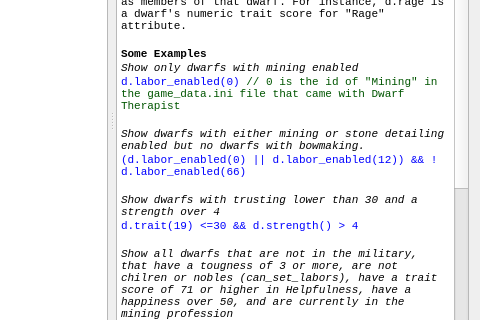
Old version of the form ui/scriptdialog.ui in the repository Dwarf-Therapist/Dwarf-Therapist; both pictures show x 257 to 737 and y 164 to 484 of the 737 by 596 pixel window.
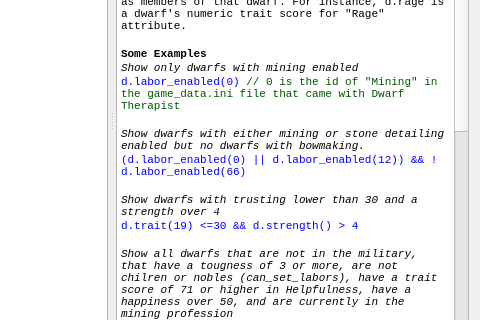
New version of the form. Icons and pictures are not drawn.

Patch:
```diff
--- a/ui/scriptdialog.ui
+++ b/ui/scriptdialog.ui
@@ -53,11 +53,11 @@
 &lt;p style=&quot; margin-top:0px; margin-bottom:0px; margin-left:0px; margin-right:0px; -qt-block-indent:0; text-indent:0px;&quot;&gt;&lt;span style=&quot; font-family:'MS Shell Dlg 2'; font-size:12pt; font-weight:600;&quot;&gt;Filter Scripts&lt;/span&gt;&lt;/p&gt;
 &lt;p style=&quot; margin-top:0px; margin-bottom:0px; margin-left:0px; margin-right:0px; -qt-block-indent:0; text-indent:0px;&quot;&gt;&lt;span style=&quot; font-family:'MS Shell Dlg 2'; font-size:8pt;&quot;&gt;This editor allows the creation of simple scripts for the filtering of dwarfs in the main list. By creating Javascript-like statements, you can tell Dwarf Therapist which dwarfs should be shown.&lt;/span&gt;&lt;/p&gt;
 &lt;p style=&quot;-qt-paragraph-type:empty; margin-top:0px; margin-bottom:0px; margin-left:0px; margin-right:0px; -qt-block-indent:0; text-indent:0px; font-family:'MS Shell Dlg 2'; font-size:8pt;&quot;&gt;&lt;/p&gt;
-&lt;p style=&quot; margin-top:0px; margin-bottom:0px; margin-left:0px; margin-right:0px; -qt-block-indent:0; text-indent:0px;&quot;&gt;&lt;span style=&quot; font-family:'MS Shell Dlg 2'; font-size:8pt;&quot;&gt;The engine handles looping for you. All you need to provide is the boolean tests a dwarf must pass to be displayed. Each dwarf object is provided to the script as the variable &quot;d&quot;. Different skills, labors, attributes, traits etc... can be accessed as members of that dwarf. For instance, d.rage is a dwarf's numeric trait score for &quot;Rage&quot; attribute.&lt;/span&gt;&lt;/p&gt;
+&lt;p style=&quot; margin-top:0px; margin-bottom:0px; margin-left:0px; margin-right:0px; -qt-block-indent:0; text-indent:0px;&quot;&gt;&lt;span style=&quot; font-family:'MS Shell Dlg 2'; font-size:8pt;&quot;&gt;The engine handles looping for you. All you need to provide is the boolean tests a dwarf must pass to be displayed. Each dwarf object is provided to the script as the variable &amp;quot;d&amp;quot;. Different skills, labors, attributes, traits etc... can be accessed as members of that dwarf. For instance, d.rage is a dwarf's numeric trait score for &amp;quot;Rage&amp;quot; attribute.&lt;/span&gt;&lt;/p&gt;
 &lt;p style=&quot;-qt-paragraph-type:empty; margin-top:0px; margin-bottom:0px; margin-left:0px; margin-right:0px; -qt-block-indent:0; text-indent:0px; font-family:'MS Shell Dlg 2'; font-size:8pt;&quot;&gt;&lt;/p&gt;
 &lt;p style=&quot; margin-top:0px; margin-bottom:0px; margin-left:0px; margin-right:0px; -qt-block-indent:0; text-indent:0px;&quot;&gt;&lt;span style=&quot; font-family:'MS Shell Dlg 2'; font-size:8pt; font-weight:600;&quot;&gt;Some Examples&lt;/span&gt;&lt;/p&gt;
 &lt;p style=&quot; margin-top:0px; margin-bottom:0px; margin-left:0px; margin-right:0px; -qt-block-indent:0; text-indent:0px;&quot;&gt;&lt;span style=&quot; font-family:'MS Shell Dlg 2'; font-size:8pt; font-style:italic;&quot;&gt;Show only dwarfs with mining enabled&lt;/span&gt;&lt;/p&gt;
-&lt;p style=&quot; margin-top:0px; margin-bottom:0px; margin-left:0px; margin-right:0px; -qt-block-indent:0; text-indent:0px;&quot;&gt;&lt;span style=&quot; font-family:'Courier New,courier'; font-size:8pt; color:#0000ff;&quot;&gt;d.labor_enabled(0) &lt;/span&gt;&lt;span style=&quot; font-family:'MS Shell Dlg 2'; font-size:8pt; color:#005500;&quot;&gt;// 0 is the id of &quot;Mining&quot; in the game_data.ini file that came with Dwarf Therapist&lt;/span&gt;&lt;/p&gt;
+&lt;p style=&quot; margin-top:0px; margin-bottom:0px; margin-left:0px; margin-right:0px; -qt-block-indent:0; text-indent:0px;&quot;&gt;&lt;span style=&quot; font-family:'Courier New,courier'; font-size:8pt; color:#0000ff;&quot;&gt;d.labor_enabled(0) &lt;/span&gt;&lt;span style=&quot; font-family:'MS Shell Dlg 2'; font-size:8pt; color:#005500;&quot;&gt;// 0 is the id of &amp;quot;Mining&amp;quot; in the game_data.ini file that came with Dwarf Therapist&lt;/span&gt;&lt;/p&gt;
 &lt;p style=&quot;-qt-paragraph-type:empty; margin-top:0px; margin-bottom:0px; margin-left:0px; margin-right:0px; -qt-block-indent:0; text-indent:0px; font-family:'MS Shell Dlg 2'; font-size:8pt;&quot;&gt;&lt;/p&gt;
 &lt;p style=&quot; margin-top:0px; margin-bottom:0px; margin-left:0px; margin-right:0px; -qt-block-indent:0; text-indent:0px;&quot;&gt;&lt;span style=&quot; font-family:'MS Shell Dlg 2'; font-size:8pt; font-style:italic;&quot;&gt;Show dwarfs with either mining or stone detailing enabled but no dwarfs with bowmaking.&lt;/span&gt;&lt;/p&gt;
 &lt;p style=&quot; margin-top:0px; margin-bottom:0px; margin-left:0px; margin-right:0px; -qt-block-indent:0; text-indent:0px;&quot;&gt;&lt;span style=&quot; font-family:'Courier New,courier'; font-size:8pt; color:#0000ff;&quot;&gt;(d.labor_enabled(0) || d.labor_enabled(12)) &amp;amp;&amp;amp; !d.labor_enabled(66)&lt;/span&gt;&lt;/p&gt;
@@ -69,24 +69,45 @@
 &lt;p style=&quot; margin-top:0px; margin-bottom:0px; margin-left:0px; margin-right:0px; -qt-block-indent:0; text-indent:0px;&quot;&gt;&lt;span style=&quot; font-family:'Courier New,courier'; font-size:8pt; color:#0000ff;&quot;&gt;!d.active_military() &amp;amp;&amp;amp; d.toughness() &amp;gt; 2 &amp;amp;&amp;amp;&lt;br /&gt;d.can_set_labors() &amp;amp;&amp;amp;&lt;br /&gt;d.trait(21) &amp;gt; 70 &amp;amp;&amp;amp;&lt;br /&gt;d.get_raw_happiness() &amp;gt; 50 &amp;amp;&amp;amp;&lt;br /&gt;d.raw_profession() == 0&lt;/span&gt;&lt;/p&gt;
 &lt;p style=&quot;-qt-paragraph-type:empty; margin-top:0px; margin-bottom:0px; margin-left:0px; margin-right:0px; -qt-block-indent:0; text-indent:0px; font-size:8pt;&quot;&gt;&lt;/p&gt;
 &lt;p style=&quot; margin-top:0px; margin-bottom:0px; margin-left:0px; margin-right:0px; -qt-block-indent:0; text-indent:0px;&quot;&gt;&lt;span style=&quot; font-family:'MS Shell Dlg 2'; font-size:8pt; font-weight:600;&quot;&gt;Dwarf Methods&lt;/span&gt;&lt;/p&gt;
-&lt;p style=&quot; margin-top:0px; margin-bottom:0px; margin-left:0px; margin-right:0px; -qt-block-indent:0; text-indent:0px;&quot;&gt;&lt;span style=&quot; font-family:'MS Shell Dlg 2'; font-size:8pt; font-style:italic;&quot;&gt;The following methods can be called on the &quot;d&quot; object to get more information about a dwarf.&lt;/span&gt;&lt;/p&gt;
+&lt;p style=&quot; margin-top:0px; margin-bottom:0px; margin-left:0px; margin-right:0px; -qt-block-indent:0; text-indent:0px;&quot;&gt;&lt;span style=&quot; font-family:'MS Shell Dlg 2'; font-size:8pt; font-style:italic;&quot;&gt;The following methods can be called on the &amp;quot;d&amp;quot; object to get more information about a dwarf.&lt;/span&gt;&lt;/p&gt;
 &lt;p style=&quot; margin-top:0px; margin-bottom:0px; margin-left:0px; margin-right:0px; -qt-block-indent:0; text-indent:0px;&quot;&gt;&lt;span style=&quot; font-family:'MS Shell Dlg 2'; font-size:8pt; color:#aa0000;&quot;&gt;bool&lt;/span&gt;&lt;span style=&quot; font-family:'MS Shell Dlg 2'; font-size:8pt;&quot;&gt; &lt;/span&gt;&lt;span style=&quot; font-family:'MS Shell Dlg 2'; font-size:8pt; font-weight:600;&quot;&gt;is_male&lt;/span&gt;&lt;span style=&quot; font-family:'MS Shell Dlg 2'; font-size:8pt;&quot;&gt;()&lt;/span&gt;&lt;/p&gt;
 &lt;p style=&quot; margin-top:0px; margin-bottom:0px; margin-left:0px; margin-right:0px; -qt-block-indent:0; text-indent:0px;&quot;&gt;&lt;span style=&quot; font-family:'MS Shell Dlg 2'; font-size:8pt; color:#aa0000;&quot;&gt;string&lt;/span&gt;&lt;span style=&quot; font-family:'MS Shell Dlg 2'; font-size:8pt;&quot;&gt; &lt;/span&gt;&lt;span style=&quot; font-family:'MS Shell Dlg 2'; font-size:8pt; font-weight:600;&quot;&gt;profession&lt;/span&gt;&lt;span style=&quot; font-family:'MS Shell Dlg 2'; font-size:8pt;&quot;&gt;()&lt;/span&gt;&lt;/p&gt;
 &lt;p style=&quot; margin-top:0px; margin-bottom:0px; margin-left:0px; margin-right:0px; -qt-block-indent:0; text-indent:0px;&quot;&gt;&lt;span style=&quot; font-family:'MS Shell Dlg 2'; font-size:8pt; color:#aa0000;&quot;&gt;int&lt;/span&gt;&lt;span style=&quot; font-family:'MS Shell Dlg 2'; font-size:8pt;&quot;&gt; &lt;/span&gt;&lt;span style=&quot; font-family:'MS Shell Dlg 2'; font-size:8pt; font-weight:600;&quot;&gt;raw_profession&lt;/span&gt;&lt;span style=&quot; font-family:'MS Shell Dlg 2'; font-size:8pt;&quot;&gt;()&lt;/span&gt;&lt;/p&gt;
 &lt;p style=&quot; margin-top:0px; margin-bottom:0px; margin-left:0px; margin-right:0px; -qt-block-indent:0; text-indent:0px;&quot;&gt;&lt;span style=&quot; font-family:'MS Shell Dlg 2'; font-size:8pt; color:#aa0000;&quot;&gt;string&lt;/span&gt;&lt;span style=&quot; font-family:'MS Shell Dlg 2'; font-size:8pt;&quot;&gt; &lt;/span&gt;&lt;span style=&quot; font-family:'MS Shell Dlg 2'; font-size:8pt; font-weight:600;&quot;&gt;custom_profession_name&lt;/span&gt;&lt;span style=&quot; font-family:'MS Shell Dlg 2'; font-size:8pt;&quot;&gt;()&lt;/span&gt;&lt;/p&gt;
 &lt;p style=&quot; margin-top:0px; margin-bottom:0px; margin-left:0px; margin-right:0px; -qt-block-indent:0; text-indent:0px;&quot;&gt;&lt;span style=&quot; font-family:'MS Shell Dlg 2'; font-size:8pt; color:#aa0000;&quot;&gt;string&lt;/span&gt;&lt;span style=&quot; font-family:'MS Shell Dlg 2'; font-size:8pt;&quot;&gt; &lt;/span&gt;&lt;span style=&quot; font-family:'MS Shell Dlg 2'; font-size:8pt; font-weight:600;&quot;&gt;nice_name&lt;/span&gt;&lt;span style=&quot; font-family:'MS Shell Dlg 2'; font-size:8pt;&quot;&gt;()&lt;/span&gt;&lt;/p&gt;
 &lt;p style=&quot; margin-top:0px; margin-bottom:0px; margin-left:0px; margin-right:0px; -qt-block-indent:0; text-indent:0px;&quot;&gt;&lt;span style=&quot; font-family:'MS Shell Dlg 2'; font-size:8pt; color:#aa0000;&quot;&gt;int &lt;/span&gt;&lt;span style=&quot; font-family:'MS Shell Dlg 2'; font-size:8pt; font-weight:600;&quot;&gt;get_raw_happiness&lt;/span&gt;&lt;span style=&quot; font-family:'MS Shell Dlg 2'; font-size:8pt;&quot;&gt;()&lt;/span&gt;&lt;/p&gt;
+&lt;p style=&quot;-qt-paragraph-type:empty; margin-top:0px; margin-bottom:0px; margin-left:0px; margin-right:0px; -qt-block-indent:0; text-indent:0px; font-family:'MS Shell Dlg 2'; font-size:8pt;&quot;&gt;&lt;/p&gt;
+&lt;p style=&quot; margin-top:0px; margin-bottom:0px; margin-left:0px; margin-right:0px; -qt-block-indent:0; text-indent:0px;&quot;&gt;&lt;span style=&quot; font-family:'MS Shell Dlg 2'; font-size:8pt; color:#aa0000;&quot;&gt;int&lt;/span&gt;&lt;span style=&quot; font-family:'MS Shell Dlg 2'; font-size:8pt;&quot;&gt; &lt;/span&gt;&lt;span style=&quot; font-family:'MS Shell Dlg 2'; font-size:8pt; font-weight:600;&quot;&gt;attribute&lt;/span&gt;&lt;span style=&quot; font-family:'MS Shell Dlg 2'; font-size:8pt;&quot;&gt;(&lt;/span&gt;&lt;span style=&quot; font-family:'MS Shell Dlg 2'; font-size:8pt; color:#aa0000;&quot;&gt;int&lt;/span&gt;&lt;span style=&quot; font-family:'MS Shell Dlg 2'; font-size:8pt;&quot;&gt; &lt;/span&gt;&lt;span style=&quot; font-family:'MS Shell Dlg 2'; font-size:8pt; color:#0000ff;&quot;&gt;attribute_id&lt;/span&gt;&lt;span style=&quot; font-family:'MS Shell Dlg 2'; font-size:8pt;&quot;&gt;)&lt;/span&gt;&lt;/p&gt;
+&lt;p style=&quot;-qt-paragraph-type:empty; margin-top:0px; margin-bottom:0px; margin-left:0px; margin-right:0px; -qt-block-indent:0; text-indent:0px; font-family:'MS Shell Dlg 2'; font-size:8pt;&quot;&gt;&lt;/p&gt;
 &lt;p style=&quot; margin-top:0px; margin-bottom:0px; margin-left:0px; margin-right:0px; -qt-block-indent:0; text-indent:0px;&quot;&gt;&lt;span style=&quot; font-family:'MS Shell Dlg 2'; font-size:8pt; color:#aa0000;&quot;&gt;int&lt;/span&gt;&lt;span style=&quot; font-family:'MS Shell Dlg 2'; font-size:8pt;&quot;&gt; &lt;/span&gt;&lt;span style=&quot; font-family:'MS Shell Dlg 2'; font-size:8pt; font-weight:600;&quot;&gt;strength&lt;/span&gt;&lt;span style=&quot; font-family:'MS Shell Dlg 2'; font-size:8pt;&quot;&gt;()&lt;/span&gt;&lt;/p&gt;
 &lt;p style=&quot; margin-top:0px; margin-bottom:0px; margin-left:0px; margin-right:0px; -qt-block-indent:0; text-indent:0px;&quot;&gt;&lt;span style=&quot; font-family:'MS Shell Dlg 2'; font-size:8pt; color:#aa0000;&quot;&gt;int&lt;/span&gt;&lt;span style=&quot; font-family:'MS Shell Dlg 2'; font-size:8pt;&quot;&gt; &lt;/span&gt;&lt;span style=&quot; font-family:'MS Shell Dlg 2'; font-size:8pt; font-weight:600;&quot;&gt;agility&lt;/span&gt;&lt;span style=&quot; font-family:'MS Shell Dlg 2'; font-size:8pt;&quot;&gt;()&lt;/span&gt;&lt;/p&gt;
 &lt;p style=&quot; margin-top:0px; margin-bottom:0px; margin-left:0px; margin-right:0px; -qt-block-indent:0; text-indent:0px;&quot;&gt;&lt;span style=&quot; font-family:'MS Shell Dlg 2'; font-size:8pt; color:#aa0000;&quot;&gt;int&lt;/span&gt;&lt;span style=&quot; font-family:'MS Shell Dlg 2'; font-size:8pt;&quot;&gt; &lt;/span&gt;&lt;span style=&quot; font-family:'MS Shell Dlg 2'; font-size:8pt; font-weight:600;&quot;&gt;toughness&lt;/span&gt;&lt;span style=&quot; font-family:'MS Shell Dlg 2'; font-size:8pt;&quot;&gt;()&lt;/span&gt;&lt;/p&gt;
 &lt;p style=&quot; margin-top:0px; margin-bottom:0px; margin-left:0px; margin-right:0px; -qt-block-indent:0; text-indent:0px;&quot;&gt;&lt;span style=&quot; font-family:'MS Shell Dlg 2'; font-size:8pt; color:#aa0000;&quot;&gt;int&lt;/span&gt;&lt;span style=&quot; font-family:'MS Shell Dlg 2'; font-size:8pt;&quot;&gt; &lt;/span&gt;&lt;span style=&quot; font-family:'MS Shell Dlg 2'; font-size:8pt; font-weight:600;&quot;&gt;endurance&lt;/span&gt;&lt;span style=&quot; font-family:'MS Shell Dlg 2'; font-size:8pt;&quot;&gt;()&lt;/span&gt;&lt;/p&gt;
 &lt;p style=&quot; margin-top:0px; margin-bottom:0px; margin-left:0px; margin-right:0px; -qt-block-indent:0; text-indent:0px;&quot;&gt;&lt;span style=&quot; font-family:'MS Shell Dlg 2'; font-size:8pt; color:#aa0000;&quot;&gt;int&lt;/span&gt;&lt;span style=&quot; font-family:'MS Shell Dlg 2'; font-size:8pt;&quot;&gt; &lt;/span&gt;&lt;span style=&quot; font-family:'MS Shell Dlg 2'; font-size:8pt; font-weight:600;&quot;&gt;recuperation&lt;/span&gt;&lt;span style=&quot; font-family:'MS Shell Dlg 2'; font-size:8pt;&quot;&gt;()&lt;/span&gt;&lt;/p&gt;
 &lt;p style=&quot; margin-top:0px; margin-bottom:0px; margin-left:0px; margin-right:0px; -qt-block-indent:0; text-indent:0px;&quot;&gt;&lt;span style=&quot; font-family:'MS Shell Dlg 2'; font-size:8pt; color:#aa0000;&quot;&gt;int&lt;/span&gt;&lt;span style=&quot; font-family:'MS Shell Dlg 2'; font-size:8pt;&quot;&gt; &lt;/span&gt;&lt;span style=&quot; font-family:'MS Shell Dlg 2'; font-size:8pt; font-weight:600;&quot;&gt;disease_resistance&lt;/span&gt;&lt;span style=&quot; font-family:'MS Shell Dlg 2'; font-size:8pt;&quot;&gt;()&lt;/span&gt;&lt;/p&gt;
+&lt;p style=&quot; margin-top:0px; margin-bottom:0px; margin-left:0px; margin-right:0px; -qt-block-indent:0; text-indent:0px;&quot;&gt;&lt;span style=&quot; font-family:'MS Shell Dlg 2'; font-size:8pt; color:#aa0000;&quot;&gt;int&lt;/span&gt;&lt;span style=&quot; font-family:'MS Shell Dlg 2'; font-size:8pt;&quot;&gt; &lt;/span&gt;&lt;span style=&quot; font-family:'MS Shell Dlg 2'; font-size:8pt; font-weight:600;&quot;&gt;analytical_ability()&lt;/span&gt;&lt;/p&gt;
+&lt;p style=&quot; margin-top:0px; margin-bottom:0px; margin-left:0px; margin-right:0px; -qt-block-indent:0; text-indent:0px;&quot;&gt;&lt;span style=&quot; font-family:'MS Shell Dlg 2'; font-size:8pt; color:#aa0000;&quot;&gt;int&lt;/span&gt;&lt;span style=&quot; font-family:'MS Shell Dlg 2'; font-size:8pt;&quot;&gt; &lt;/span&gt;&lt;span style=&quot; font-family:'MS Shell Dlg 2'; font-size:8pt; font-weight:600;&quot;&gt;focus&lt;/span&gt;&lt;span style=&quot; font-family:'MS Shell Dlg 2'; font-size:8pt;&quot;&gt;()&lt;/span&gt;&lt;/p&gt;
+&lt;p style=&quot; margin-top:0px; margin-bottom:0px; margin-left:0px; margin-right:0px; -qt-block-indent:0; text-indent:0px;&quot;&gt;&lt;span style=&quot; font-family:'MS Shell Dlg 2'; font-size:8pt; color:#aa0000;&quot;&gt;int&lt;/span&gt;&lt;span style=&quot; font-family:'MS Shell Dlg 2'; font-size:8pt;&quot;&gt; &lt;/span&gt;&lt;span style=&quot; font-family:'MS Shell Dlg 2'; font-size:8pt; font-weight:600;&quot;&gt;willpower&lt;/span&gt;&lt;span style=&quot; font-family:'MS Shell Dlg 2'; font-size:8pt;&quot;&gt;()&lt;/span&gt;&lt;/p&gt;
+&lt;p style=&quot; margin-top:0px; margin-bottom:0px; margin-left:0px; margin-right:0px; -qt-block-indent:0; text-indent:0px;&quot;&gt;&lt;span style=&quot; font-family:'MS Shell Dlg 2'; font-size:8pt; color:#aa0000;&quot;&gt;int&lt;/span&gt;&lt;span style=&quot; font-family:'MS Shell Dlg 2'; font-size:8pt;&quot;&gt; &lt;/span&gt;&lt;span style=&quot; font-family:'MS Shell Dlg 2'; font-size:8pt; font-weight:600;&quot;&gt;creativity&lt;/span&gt;&lt;span style=&quot; font-family:'MS Shell Dlg 2'; font-size:8pt;&quot;&gt;()&lt;/span&gt;&lt;/p&gt;
+&lt;p style=&quot; margin-top:0px; margin-bottom:0px; margin-left:0px; margin-right:0px; -qt-block-indent:0; text-indent:0px;&quot;&gt;&lt;span style=&quot; font-family:'MS Shell Dlg 2'; font-size:8pt; color:#aa0000;&quot;&gt;int&lt;/span&gt;&lt;span style=&quot; font-family:'MS Shell Dlg 2'; font-size:8pt;&quot;&gt; &lt;/span&gt;&lt;span style=&quot; font-family:'MS Shell Dlg 2'; font-size:8pt; font-weight:600;&quot;&gt;intuition&lt;/span&gt;&lt;span style=&quot; font-family:'MS Shell Dlg 2'; font-size:8pt;&quot;&gt;()&lt;/span&gt;&lt;/p&gt;
+&lt;p style=&quot; margin-top:0px; margin-bottom:0px; margin-left:0px; margin-right:0px; -qt-block-indent:0; text-indent:0px;&quot;&gt;&lt;span style=&quot; font-family:'MS Shell Dlg 2'; font-size:8pt; color:#aa0000;&quot;&gt;int&lt;/span&gt;&lt;span style=&quot; font-family:'MS Shell Dlg 2'; font-size:8pt;&quot;&gt; &lt;/span&gt;&lt;span style=&quot; font-family:'MS Shell Dlg 2'; font-size:8pt; font-weight:600;&quot;&gt;patience&lt;/span&gt;&lt;span style=&quot; font-family:'MS Shell Dlg 2'; font-size:8pt;&quot;&gt;()&lt;/span&gt;&lt;/p&gt;
+&lt;p style=&quot; margin-top:0px; margin-bottom:0px; margin-left:0px; margin-right:0px; -qt-block-indent:0; text-indent:0px;&quot;&gt;&lt;span style=&quot; font-family:'MS Shell Dlg 2'; font-size:8pt; color:#aa0000;&quot;&gt;int&lt;/span&gt;&lt;span style=&quot; font-family:'MS Shell Dlg 2'; font-size:8pt;&quot;&gt; &lt;/span&gt;&lt;span style=&quot; font-family:'MS Shell Dlg 2'; font-size:8pt; font-weight:600;&quot;&gt;memory&lt;/span&gt;&lt;span style=&quot; font-family:'MS Shell Dlg 2'; font-size:8pt;&quot;&gt;()&lt;/span&gt;&lt;/p&gt;
+&lt;p style=&quot; margin-top:0px; margin-bottom:0px; margin-left:0px; margin-right:0px; -qt-block-indent:0; text-indent:0px;&quot;&gt;&lt;span style=&quot; font-family:'MS Shell Dlg 2'; font-size:8pt; color:#aa0000;&quot;&gt;int&lt;/span&gt;&lt;span style=&quot; font-family:'MS Shell Dlg 2'; font-size:8pt;&quot;&gt; &lt;/span&gt;&lt;span style=&quot; font-family:'MS Shell Dlg 2'; font-size:8pt; font-weight:600;&quot;&gt;linguistic_ability&lt;/span&gt;&lt;span style=&quot; font-family:'MS Shell Dlg 2'; font-size:8pt;&quot;&gt;()&lt;/span&gt;&lt;/p&gt;
+&lt;p style=&quot; margin-top:0px; margin-bottom:0px; margin-left:0px; margin-right:0px; -qt-block-indent:0; text-indent:0px;&quot;&gt;&lt;span style=&quot; font-family:'MS Shell Dlg 2'; font-size:8pt; color:#aa0000;&quot;&gt;int&lt;/span&gt;&lt;span style=&quot; font-family:'MS Shell Dlg 2'; font-size:8pt;&quot;&gt; &lt;/span&gt;&lt;span style=&quot; font-family:'MS Shell Dlg 2'; font-size:8pt; font-weight:600;&quot;&gt;spatial_sense&lt;/span&gt;&lt;span style=&quot; font-family:'MS Shell Dlg 2'; font-size:8pt;&quot;&gt;()&lt;/span&gt;&lt;/p&gt;
+&lt;p style=&quot; margin-top:0px; margin-bottom:0px; margin-left:0px; margin-right:0px; -qt-block-indent:0; text-indent:0px;&quot;&gt;&lt;span style=&quot; font-family:'MS Shell Dlg 2'; font-size:8pt; color:#aa0000;&quot;&gt;int&lt;/span&gt;&lt;span style=&quot; font-family:'MS Shell Dlg 2'; font-size:8pt;&quot;&gt; &lt;/span&gt;&lt;span style=&quot; font-family:'MS Shell Dlg 2'; font-size:8pt; font-weight:600;&quot;&gt;musicality&lt;/span&gt;&lt;span style=&quot; font-family:'MS Shell Dlg 2'; font-size:8pt;&quot;&gt;()&lt;/span&gt;&lt;/p&gt;
+&lt;p style=&quot; margin-top:0px; margin-bottom:0px; margin-left:0px; margin-right:0px; -qt-block-indent:0; text-indent:0px;&quot;&gt;&lt;span style=&quot; font-family:'MS Shell Dlg 2'; font-size:8pt; color:#aa0000;&quot;&gt;int&lt;/span&gt;&lt;span style=&quot; font-family:'MS Shell Dlg 2'; font-size:8pt;&quot;&gt; &lt;/span&gt;&lt;span style=&quot; font-family:'MS Shell Dlg 2'; font-size:8pt; font-weight:600;&quot;&gt;kinesthetic_sense&lt;/span&gt;&lt;span style=&quot; font-family:'MS Shell Dlg 2'; font-size:8pt;&quot;&gt;()&lt;/span&gt;&lt;/p&gt;
+&lt;p style=&quot; margin-top:0px; margin-bottom:0px; margin-left:0px; margin-right:0px; -qt-block-indent:0; text-indent:0px;&quot;&gt;&lt;span style=&quot; font-family:'MS Shell Dlg 2'; font-size:8pt; color:#aa0000;&quot;&gt;int&lt;/span&gt;&lt;span style=&quot; font-family:'MS Shell Dlg 2'; font-size:8pt;&quot;&gt; &lt;/span&gt;&lt;span style=&quot; font-family:'MS Shell Dlg 2'; font-size:8pt; font-weight:600;&quot;&gt;empathy&lt;/span&gt;&lt;span style=&quot; font-family:'MS Shell Dlg 2'; font-size:8pt;&quot;&gt;()&lt;/span&gt;&lt;/p&gt;
+&lt;p style=&quot; margin-top:0px; margin-bottom:0px; margin-left:0px; margin-right:0px; -qt-block-indent:0; text-indent:0px;&quot;&gt;&lt;span style=&quot; font-family:'MS Shell Dlg 2'; font-size:8pt; color:#aa0000;&quot;&gt;int&lt;/span&gt;&lt;span style=&quot; font-family:'MS Shell Dlg 2'; font-size:8pt;&quot;&gt; &lt;/span&gt;&lt;span style=&quot; font-family:'MS Shell Dlg 2'; font-size:8pt; font-weight:600;&quot;&gt;social_awareness&lt;/span&gt;&lt;span style=&quot; font-family:'MS Shell Dlg 2'; font-size:8pt;&quot;&gt;()&lt;/span&gt;&lt;/p&gt;
+&lt;p style=&quot;-qt-paragraph-type:empty; margin-top:0px; margin-bottom:0px; margin-left:0px; margin-right:0px; -qt-block-indent:0; text-indent:0px; font-family:'MS Shell Dlg 2'; font-size:8pt;&quot;&gt;&lt;/p&gt;
+&lt;p style=&quot; margin-top:0px; margin-bottom:0px; margin-left:0px; margin-right:0px; -qt-block-indent:0; text-indent:0px;&quot;&gt;&lt;span style=&quot; font-family:'MS Shell Dlg 2'; font-size:8pt; color:#aa0000;&quot;&gt;float&lt;/span&gt;&lt;span style=&quot; font-family:'MS Shell Dlg 2'; font-size:8pt;&quot;&gt; &lt;/span&gt;&lt;span style=&quot; font-family:'MS Shell Dlg 2'; font-size:8pt; font-weight:600;&quot;&gt;attribute_mean&lt;/span&gt;&lt;span style=&quot; font-family:'MS Shell Dlg 2'; font-size:8pt;&quot;&gt;(&lt;/span&gt;&lt;span style=&quot; font-family:'MS Shell Dlg 2'; font-size:8pt; color:#aa0000;&quot;&gt;int&lt;/span&gt;&lt;span style=&quot; font-family:'MS Shell Dlg 2'; font-size:8pt;&quot;&gt; &lt;/span&gt;&lt;span style=&quot; font-family:'MS Shell Dlg 2'; font-size:8pt; color:#0000ff;&quot;&gt;attribute_id&lt;/span&gt;&lt;span style=&quot; font-family:'MS Shell Dlg 2'; font-size:8pt;&quot;&gt;)&lt;/span&gt;&lt;/p&gt;
+&lt;p style=&quot; margin-top:0px; margin-bottom:0px; margin-left:0px; margin-right:0px; -qt-block-indent:0; text-indent:0px;&quot;&gt;&lt;span style=&quot; font-family:'MS Shell Dlg 2'; font-size:8pt; color:#aa0000;&quot;&gt;float&lt;/span&gt;&lt;span style=&quot; font-family:'MS Shell Dlg 2'; font-size:8pt;&quot;&gt; &lt;/span&gt;&lt;span style=&quot; font-family:'MS Shell Dlg 2'; font-size:8pt; font-weight:600;&quot;&gt;attribute_stdev&lt;/span&gt;&lt;span style=&quot; font-family:'MS Shell Dlg 2'; font-size:8pt;&quot;&gt;(&lt;/span&gt;&lt;span style=&quot; font-family:'MS Shell Dlg 2'; font-size:8pt; color:#aa0000;&quot;&gt;int&lt;/span&gt;&lt;span style=&quot; font-family:'MS Shell Dlg 2'; font-size:8pt;&quot;&gt; &lt;/span&gt;&lt;span style=&quot; font-family:'MS Shell Dlg 2'; font-size:8pt; color:#0000ff;&quot;&gt;attribute_id&lt;/span&gt;&lt;span style=&quot; font-family:'MS Shell Dlg 2'; font-size:8pt;&quot;&gt;)&lt;/span&gt;&lt;/p&gt;
+&lt;p style=&quot;-qt-paragraph-type:empty; margin-top:0px; margin-bottom:0px; margin-left:0px; margin-right:0px; -qt-block-indent:0; text-indent:0px; font-family:'MS Shell Dlg 2'; font-size:8pt;&quot;&gt;&lt;/p&gt;
 &lt;p style=&quot; margin-top:0px; margin-bottom:0px; margin-left:0px; margin-right:0px; -qt-block-indent:0; text-indent:0px;&quot;&gt;&lt;span style=&quot; font-family:'MS Shell Dlg 2'; font-size:8pt; color:#aa0000;&quot;&gt;bool&lt;/span&gt;&lt;span style=&quot; font-family:'MS Shell Dlg 2'; font-size:8pt;&quot;&gt; &lt;/span&gt;&lt;span style=&quot; font-family:'MS Shell Dlg 2'; font-size:8pt; font-weight:600;&quot;&gt;active_military&lt;/span&gt;&lt;span style=&quot; font-family:'MS Shell Dlg 2'; font-size:8pt;&quot;&gt;()&lt;/span&gt;&lt;/p&gt;
 &lt;p style=&quot; margin-top:0px; margin-bottom:0px; margin-left:0px; margin-right:0px; -qt-block-indent:0; text-indent:0px;&quot;&gt;&lt;span style=&quot; font-family:'MS Shell Dlg 2'; font-size:8pt; color:#aa0000;&quot;&gt;bool&lt;/span&gt;&lt;span style=&quot; font-family:'MS Shell Dlg 2'; font-size:8pt;&quot;&gt; &lt;/span&gt;&lt;span style=&quot; font-family:'MS Shell Dlg 2'; font-size:8pt; font-weight:600;&quot;&gt;can_set_labors&lt;/span&gt;&lt;span style=&quot; font-family:'MS Shell Dlg 2'; font-size:8pt;&quot;&gt;()&lt;/span&gt;&lt;/p&gt;
 &lt;p style=&quot; margin-top:0px; margin-bottom:0px; margin-left:0px; margin-right:0px; -qt-block-indent:0; text-indent:0px;&quot;&gt;&lt;span style=&quot; font-family:'MS Shell Dlg 2'; font-size:8pt; color:#aa0000;&quot;&gt;bool&lt;/span&gt;&lt;span style=&quot; font-family:'MS Shell Dlg 2'; font-size:8pt;&quot;&gt; &lt;/span&gt;&lt;span style=&quot; font-family:'MS Shell Dlg 2'; font-size:8pt; font-weight:600;&quot;&gt;labor_enabled&lt;/span&gt;&lt;span style=&quot; font-family:'MS Shell Dlg 2'; font-size:8pt;&quot;&gt;(&lt;/span&gt;&lt;span style=&quot; font-family:'MS Shell Dlg 2'; font-size:8pt; color:#aa0000;&quot;&gt;int&lt;/span&gt;&lt;span style=&quot; font-family:'MS Shell Dlg 2'; font-size:8pt;&quot;&gt; &lt;/span&gt;&lt;span style=&quot; font-family:'MS Shell Dlg 2'; font-size:8pt; color:#0000ff;&quot;&gt;labor_id&lt;/span&gt;&lt;span style=&quot; font-family:'MS Shell Dlg 2'; font-size:8pt;&quot;&gt;)&lt;/span&gt;&lt;/p&gt;
 &lt;p style=&quot; margin-top:0px; margin-bottom:0px; margin-left:0px; margin-right:0px; -qt-block-indent:0; text-indent:0px;&quot;&gt;&lt;span style=&quot; font-family:'MS Shell Dlg 2'; font-size:8pt; color:#aa0000;&quot;&gt;bool&lt;/span&gt;&lt;span style=&quot; font-family:'MS Shell Dlg 2'; font-size:8pt;&quot;&gt; &lt;/span&gt;&lt;span style=&quot; font-family:'MS Shell Dlg 2'; font-size:8pt; font-weight:600;&quot;&gt;is_labor_state_dirty&lt;/span&gt;&lt;span style=&quot; font-family:'MS Shell Dlg 2'; font-size:8pt;&quot;&gt;(&lt;/span&gt;&lt;span style=&quot; font-family:'MS Shell Dlg 2'; font-size:8pt; color:#aa0000;&quot;&gt;int&lt;/span&gt;&lt;span style=&quot; font-family:'MS Shell Dlg 2'; font-size:8pt;&quot;&gt; &lt;/span&gt;&lt;span style=&quot; font-family:'MS Shell Dlg 2'; font-size:8pt; color:#0000ff;&quot;&gt;labor_id&lt;/span&gt;&lt;span style=&quot; font-family:'MS Shell Dlg 2'; font-size:8pt;&quot;&gt;)&lt;/span&gt;&lt;/p&gt;
-&lt;p style=&quot; margin-top:0px; margin-bottom:0px; margin-left:0px; margin-right:0px; -qt-block-indent:0; text-indent:0px;&quot;&gt;&lt;span style=&quot; font-family:'MS Shell Dlg 2'; font-size:8pt; color:#aa0000;&quot;&gt;int&lt;/span&gt;&lt;span style=&quot; font-family:'MS Shell Dlg 2'; font-size:8pt;&quot;&gt; &lt;/span&gt;&lt;span style=&quot; font-family:'MS Shell Dlg 2'; font-size:8pt; font-weight:600;&quot;&gt;get_rating_by_labor&lt;/span&gt;&lt;span style=&quot; font-family:'MS Shell Dlg 2'; font-size:8pt;&quot;&gt;(&lt;/span&gt;&lt;span style=&quot; font-family:'MS Shell Dlg 2'; font-size:8pt; color:#aa0000;&quot;&gt;int&lt;/span&gt;&lt;span style=&quot; font-family:'MS Shell Dlg 2'; font-size:8pt;&quot;&gt; &lt;/span&gt;&lt;span style=&quot; font-family:'MS Shell Dlg 2'; font-size:8pt; color:#0000ff;&quot;&gt;labor_id&lt;/span&gt;&lt;span style=&quot; font-family:'MS Shell Dlg 2'; font-size:8pt;&quot;&gt;)&lt;/span&gt;&lt;/p&gt;
+&lt;p style=&quot; margin-top:0px; margin-bottom:0px; margin-left:0px; margin-right:0px; -qt-block-indent:0; text-indent:0px;&quot;&gt;&lt;span style=&quot; font-family:'MS Shell Dlg 2'; font-size:8pt; color:#aa0000;&quot;&gt;int&lt;/span&gt;&lt;span style=&quot; font-family:'MS Shell Dlg 2'; font-size:8pt;&quot;&gt; &lt;/span&gt;&lt;span style=&quot; font-family:'MS Shell Dlg 2'; font-size:8pt; font-weight:600;&quot;&gt;labour_rating&lt;/span&gt;&lt;span style=&quot; font-family:'MS Shell Dlg 2'; font-size:8pt;&quot;&gt;(&lt;/span&gt;&lt;span style=&quot; font-family:'MS Shell Dlg 2'; font-size:8pt; color:#aa0000;&quot;&gt;int&lt;/span&gt;&lt;span style=&quot; font-family:'MS Shell Dlg 2'; font-size:8pt;&quot;&gt; &lt;/span&gt;&lt;span style=&quot; font-family:'MS Shell Dlg 2'; font-size:8pt; color:#0000ff;&quot;&gt;labor_id&lt;/span&gt;&lt;span style=&quot; font-family:'MS Shell Dlg 2'; font-size:8pt;&quot;&gt;)&lt;/span&gt;&lt;/p&gt;
+&lt;p style=&quot; margin-top:0px; margin-bottom:0px; margin-left:0px; margin-right:0px; -qt-block-indent:0; text-indent:0px;&quot;&gt;&lt;span style=&quot; font-family:'MS Shell Dlg 2'; font-size:8pt; color:#aa0000;&quot;&gt;int&lt;/span&gt;&lt;span style=&quot; font-family:'MS Shell Dlg 2'; font-size:8pt;&quot;&gt; &lt;/span&gt;&lt;span style=&quot; font-family:'MS Shell Dlg 2'; font-size:8pt; font-weight:600;&quot;&gt;skill_rating&lt;/span&gt;&lt;span style=&quot; font-family:'MS Shell Dlg 2'; font-size:8pt;&quot;&gt;(&lt;/span&gt;&lt;span style=&quot; font-family:'MS Shell Dlg 2'; font-size:8pt; color:#aa0000;&quot;&gt;int&lt;/span&gt;&lt;span style=&quot; font-family:'MS Shell Dlg 2'; font-size:8pt;&quot;&gt; &lt;/span&gt;&lt;span style=&quot; font-family:'MS Shell Dlg 2'; font-size:8pt; color:#0000ff;&quot;&gt;skill_id&lt;/span&gt;&lt;span style=&quot; font-family:'MS Shell Dlg 2'; font-size:8pt;&quot;&gt;)&lt;/span&gt;&lt;/p&gt;
 &lt;p style=&quot; margin-top:0px; margin-bottom:0px; margin-left:0px; margin-right:0px; -qt-block-indent:0; text-indent:0px;&quot;&gt;&lt;span style=&quot; font-family:'MS Shell Dlg 2'; font-size:8pt; color:#aa0000;&quot;&gt;int&lt;/span&gt;&lt;span style=&quot; font-family:'MS Shell Dlg 2'; font-size:8pt;&quot;&gt; &lt;/span&gt;&lt;span style=&quot; font-family:'MS Shell Dlg 2'; font-size:8pt; font-weight:600;&quot;&gt;trait&lt;/span&gt;&lt;span style=&quot; font-family:'MS Shell Dlg 2'; font-size:8pt;&quot;&gt;(&lt;/span&gt;&lt;span style=&quot; font-family:'MS Shell Dlg 2'; font-size:8pt; color:#aa0000;&quot;&gt;int&lt;/span&gt;&lt;span style=&quot; font-family:'MS Shell Dlg 2'; font-size:8pt;&quot;&gt; &lt;/span&gt;&lt;span style=&quot; font-family:'MS Shell Dlg 2'; font-size:8pt; color:#0000ff;&quot;&gt;trait_id&lt;/span&gt;&lt;span style=&quot; font-family:'MS Shell Dlg 2'; font-size:8pt;&quot;&gt;)&lt;/span&gt;&lt;/p&gt;
 &lt;p style=&quot;-qt-paragraph-type:empty; margin-top:0px; margin-bottom:0px; margin-left:0px; margin-right:0px; -qt-block-indent:0; text-indent:0px; font-family:'MS Shell Dlg 2'; font-size:8pt;&quot;&gt;&lt;/p&gt;&lt;/body&gt;&lt;/html&gt;</string>
       </property>
```
